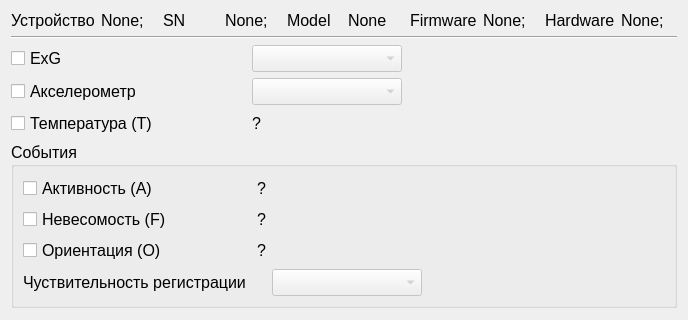
mcsltd/mcs-inRat-monitor, file resources/dlg_inrat_config_v1.ui: the form before one commit; both pictures show x 0 to 688 and y 0 to 320 of the 688 by 484 pixel window.
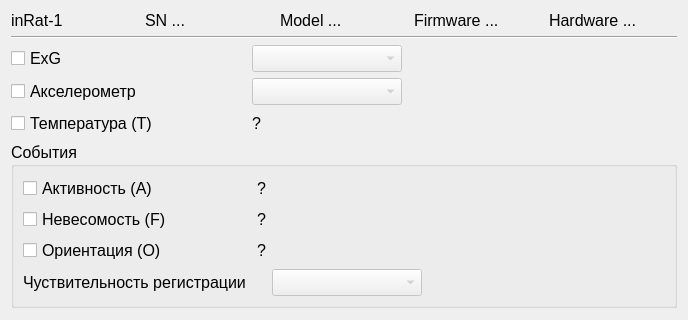
The form after the commit. Icons and pictures are not drawn.

The edit to the form file:
```diff
--- a/resources/dlg_inrat_config_v1.ui
+++ b/resources/dlg_inrat_config_v1.ui
@@ -279,18 +279,6 @@
    </item>
    <item row="0" column="0">
     <layout class="QHBoxLayout" name="horizontalLayout_2">
-     <item>
-      <widget class="QLabel" name="labelDevice">
-       <property name="font">
-        <font>
-         <pointsize>12</pointsize>
-        </font>
-       </property>
-       <property name="text">
-        <string>Устройство</string>
-       </property>
-      </widget>
-     </item>
      <item>
       <widget class="QLabel" name="labelDeviceValue">
        <property name="font">
@@ -299,19 +287,7 @@
         </font>
        </property>
        <property name="text">
-        <string>None;</string>
-       </property>
-      </widget>
-     </item>
-     <item>
-      <widget class="QLabel" name="labelSn">
-       <property name="font">
-        <font>
-         <pointsize>12</pointsize>
-        </font>
-       </property>
-       <property name="text">
-        <string>SN</string>
+        <string>inRat-1</string>
        </property>
       </widget>
      </item>
@@ -323,19 +299,7 @@
         </font>
        </property>
        <property name="text">
-        <string>None;</string>
-       </property>
-      </widget>
-     </item>
-     <item>
-      <widget class="QLabel" name="labelModel">
-       <property name="font">
-        <font>
-         <pointsize>12</pointsize>
-        </font>
-       </property>
-       <property name="text">
-        <string>Model</string>
+        <string>SN ...</string>
        </property>
       </widget>
      </item>
@@ -347,19 +311,7 @@
         </font>
        </property>
        <property name="text">
-        <string>None</string>
-       </property>
-      </widget>
-     </item>
-     <item>
-      <widget class="QLabel" name="labelFirmware">
-       <property name="font">
-        <font>
-         <pointsize>12</pointsize>
-        </font>
-       </property>
-       <property name="text">
-        <string>Firmware</string>
+        <string>Model ...</string>
        </property>
       </widget>
      </item>
@@ -371,19 +323,7 @@
         </font>
        </property>
        <property name="text">
-        <string>None;</string>
-       </property>
-      </widget>
-     </item>
-     <item>
-      <widget class="QLabel" name="labelHardware">
-       <property name="font">
-        <font>
-         <pointsize>12</pointsize>
-        </font>
-       </property>
-       <property name="text">
-        <string>Hardware</string>
+        <string>Firmware ...</string>
        </property>
       </widget>
      </item>
@@ -395,7 +335,7 @@
         </font>
        </property>
        <property name="text">
-        <string>None;</string>
+        <string>Hardware ...</string>
        </property>
       </widget>
      </item>
```
